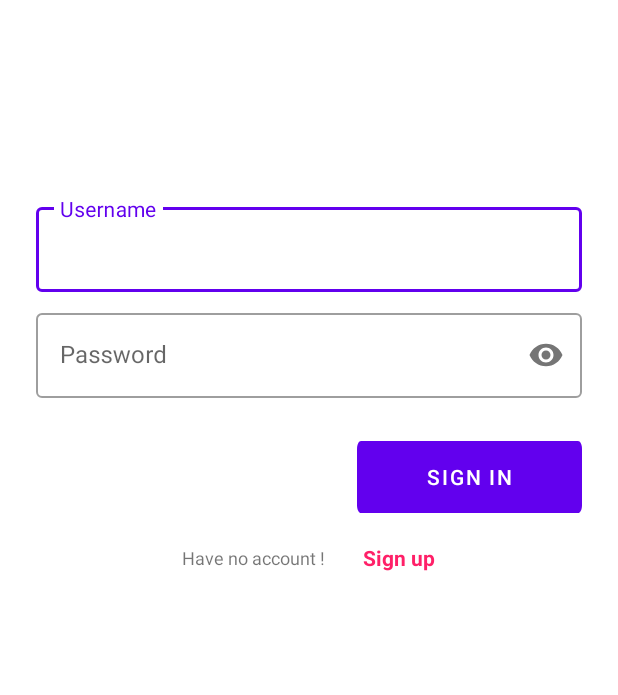
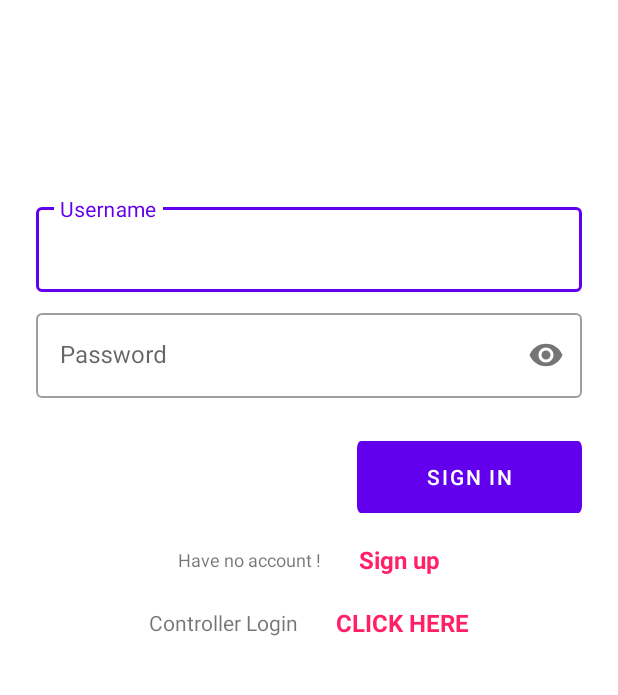
Before and after one commit to delaroy/ScannerApp, an Android app: the LoginActivity screen opened directly, with no data from a screen before it, on a phone screen of 412 x 824 dp, the part 410-1105 px from its top. Run offline under Robolectric (Android 15) with nearby library versions, the light colour scheme and no system bars.

Commit message:
controller

```diff
--- a/app/src/main/java/com/delaroystudios/scanner/LoginActivity.java
+++ b/app/src/main/java/com/delaroystudios/scanner/LoginActivity.java
@@ -1,6 +1,7 @@
 package com.delaroystudios.scanner;
 
 import android.content.Context;
+import android.content.DialogInterface;
 import android.content.Intent;
 import android.content.SharedPreferences;
 import android.os.Bundle;
@@ -10,15 +11,19 @@ import android.view.View;
 import android.view.ViewGroup;
 import android.widget.Button;
 import android.widget.EditText;
+import android.widget.LinearLayout;
 import android.widget.ProgressBar;
 import android.widget.TextView;
 import android.widget.Toast;
 
 import androidx.annotation.NonNull;
 import androidx.annotation.Nullable;
+import androidx.appcompat.app.AlertDialog;
 import androidx.appcompat.app.AppCompatActivity;
 import androidx.appcompat.widget.Toolbar;
+import androidx.fragment.app.DialogFragment;
 import androidx.fragment.app.Fragment;
+import androidx.fragment.app.FragmentManager;
 
 import com.delaroystudios.scanner.model.LoginModel;
 import com.delaroystudios.scanner.model.LoginResponse;
@@ -41,8 +46,9 @@ public class LoginActivity extends AppCompatActivity implements View.OnClickList
     TextInputLayout  username, password;
     TextInputEditText txt_username, txt_password;
     MaterialButton sign_in;
-    TextView sign_up;
+    TextView sign_up, controller;
     ProgressBar progress;
+    LinearLayout layout;
 
     @Override
     protected void onCreate(@Nullable Bundle savedInstanceState) {
@@ -53,6 +59,8 @@ public class LoginActivity extends AppCompatActivity implements View.OnClickList
         password = findViewById(R.id.password);
         txt_username = findViewById(R.id.txt_username);
         txt_password = findViewById(R.id.txt_password);
+        controller = findViewById(R.id.controller);
+        layout = findViewById(R.id.layout);
 
         sign_in = findViewById(R.id.sign_in);
         sign_up = findViewById(R.id.sign_up);
@@ -60,6 +68,8 @@ public class LoginActivity extends AppCompatActivity implements View.OnClickList
 
         sign_in.setOnClickListener(this);
         sign_up.setOnClickListener(this);
+        controller.setOnClickListener(this);
+
     }
 
     public void verifyData() {
@@ -91,6 +101,11 @@ public class LoginActivity extends AppCompatActivity implements View.OnClickList
             case R.id.sign_up:
                 Intent intent = new Intent(this, RegisterActivity.class);
                 startActivity(intent);
+                break;
+            case R.id.controller:
+                FragmentManager fm = getSupportFragmentManager();
+                ControllerLogin alertDialog = new ControllerLogin();
+                alertDialog.show(fm, "fragment_alert");
                 break;
         }
     }
@@ -148,4 +163,53 @@ public class LoginActivity extends AppCompatActivity implements View.OnClickList
         }
     }
 
+    public void loginController() {
+
+        Toast.makeText(getApplicationContext(), "error login2", Toast.LENGTH_SHORT).show();
+        /*AlertDialog.Builder builder = new AlertDialog.Builder(LoginActivity.this);
+        ViewGroup viewGroup = findViewById(android.R.id.content);
+        View dialogView = LayoutInflater.from(getApplicationContext()).inflate(R.layout.controller_login, viewGroup, false);
+        builder.setView(dialogView);
+        AlertDialog alertDialog = builder.create();
+        alertDialog.show();
+
+
+
+
+       /* LayoutInflater li = LayoutInflater.from(getApplicationContext());
+        View promptsView = li.inflate(R.layout.controller_login, null);
+
+        AlertDialog.Builder alertDialogBuilder = new AlertDialog.Builder(
+                getApplicationContext());
+
+        // set alert_dialog.xml to alertdialog builder
+        alertDialogBuilder.setView(promptsView);
+
+        final EditText email = (EditText) promptsView.findViewById(R.id.email);
+        final EditText password = (EditText) promptsView.findViewById(R.id.password);
+
+        // set dialog message
+        alertDialogBuilder
+                .setCancelable(false)
+                .setPositiveButton("OK", new DialogInterface.OnClickListener() {
+                    public void onClick(DialogInterface dialog, int id) {
+                        // get user input and set it to result
+                        // edit text
+                       // Toast.makeText(getApplicationContext(), "Entered: "+userInput.getText().toString(), Toast.LENGTH_LONG).show();
+                    }
+                })
+                .setNegativeButton("Cancel",
+                        new DialogInterface.OnClickListener() {
+                            public void onClick(DialogInterface dialog, int id) {
+                                dialog.cancel();
+                            }
+                        });
+
+        // create alert dialog
+        AlertDialog alertDialog = alertDialogBuilder.create();
+
+        // show it
+        alertDialog.show();*/
+    }
+
 }
--- a/app/src/main/java/com/delaroystudios/scanner/networking/Routes.java
+++ b/app/src/main/java/com/delaroystudios/scanner/networking/Routes.java
@@ -5,4 +5,5 @@ public interface Routes {
     String PRODUCT = "scanner/v1/product/";
     String REGISTER = "scanner/v1/createuser";
     String LOGIN = "scanner/v1/userlogin";
+    String PAID = "scanner/v1/insertpaidrecord";
 }
--- a/app/src/main/java/com/delaroystudios/scanner/networking/api/Service.java
+++ b/app/src/main/java/com/delaroystudios/scanner/networking/api/Service.java
@@ -2,6 +2,7 @@ package com.delaroystudios.scanner.networking.api;
 
 import com.delaroystudios.scanner.model.LoginModel;
 import com.delaroystudios.scanner.model.LoginResponse;
+import com.delaroystudios.scanner.model.PaidModel;
 import com.delaroystudios.scanner.model.Product;
 import com.delaroystudios.scanner.model.ProductFound;
 import com.delaroystudios.scanner.model.RegisterModel;
@@ -23,4 +24,7 @@ public interface Service {
 
     @POST(Routes.LOGIN)
     Call<LoginResponse> createLogin(@Body LoginModel loginModel);
+
+    @POST(Routes.PAID)
+    Call<RegisterResponse> insertPayment(@Body PaidModel paidModel);
 }
--- a/app/src/main/res/layout/activity_login.xml
+++ b/app/src/main/res/layout/activity_login.xml
@@ -6,6 +6,7 @@
     android:background="@color/white">
 
     <LinearLayout
+        android:id="@+id/layout"
         android:layout_width="match_parent"
         android:layout_height="wrap_content"
         android:clipChildren="false"
@@ -94,9 +95,35 @@
                 android:layout_width="wrap_content"
                 android:layout_height="wrap_content"
                 android:textColor="@color/colorAccent"
+                android:textSize="16sp"
+                android:textStyle="bold"
+                android:clickable="true"
+                android:text="@string/sign_up"/>
+        </LinearLayout>
+
+        <LinearLayout
+            android:layout_width="match_parent"
+            android:layout_height="wrap_content"
+            android:layout_marginTop="20dp"
+            android:gravity="center"
+            android:orientation="horizontal">
+            <TextView
+                android:layout_width="wrap_content"
+                android:layout_height="wrap_content"
+                android:text="Controller Login"
                 android:textSize="14sp"
+                android:layout_marginRight="25dp"
+                android:layout_marginEnd="25dp" />
+            <TextView
+                android:id="@+id/controller"
+                android:layout_width="wrap_content"
+                android:layout_height="wrap_content"
+                android:textColor="@color/colorAccent"
+                android:textSize="16sp"
                 android:textStyle="bold"
-                android:text="@string/sign_up"/>
+                android:clickable="true"
+                android:focusable="true"
+                android:text="CLICK HERE"/>
         </LinearLayout>
 
         <ProgressBar
--- a/app/src/main/res/values/strings.xml
+++ b/app/src/main/res/values/strings.xml
@@ -21,9 +21,10 @@
     <string name="error_password">Password is required</string>
     <string name="add_farmers">Add Farmers</string>
     <string name="full_name">Full name</string>
+    <string name="retype_password">Retype Password</string>
+    <string name="controller_login">Controller Login</string>
     <string name="email">Email</string>
     <string name="password">Password</string>
-    <string name="retype_password">Retype Password</string>
 
     <string-array name="names">
         <item>PayPal</item>
```
Also changed, not shown: app/src/main/java/com/delaroystudios/scanner/CartList.java (+67 -2 lines), app/src/main/java/com/delaroystudios/scanner/ControllerLogin.java (added, +35 -0 lines), app/src/main/java/com/delaroystudios/scanner/model/PaidModel.java (added, +59 -0 lines), app/src/main/res/layout/controller_login.xml (added, +37 -0 lines).
